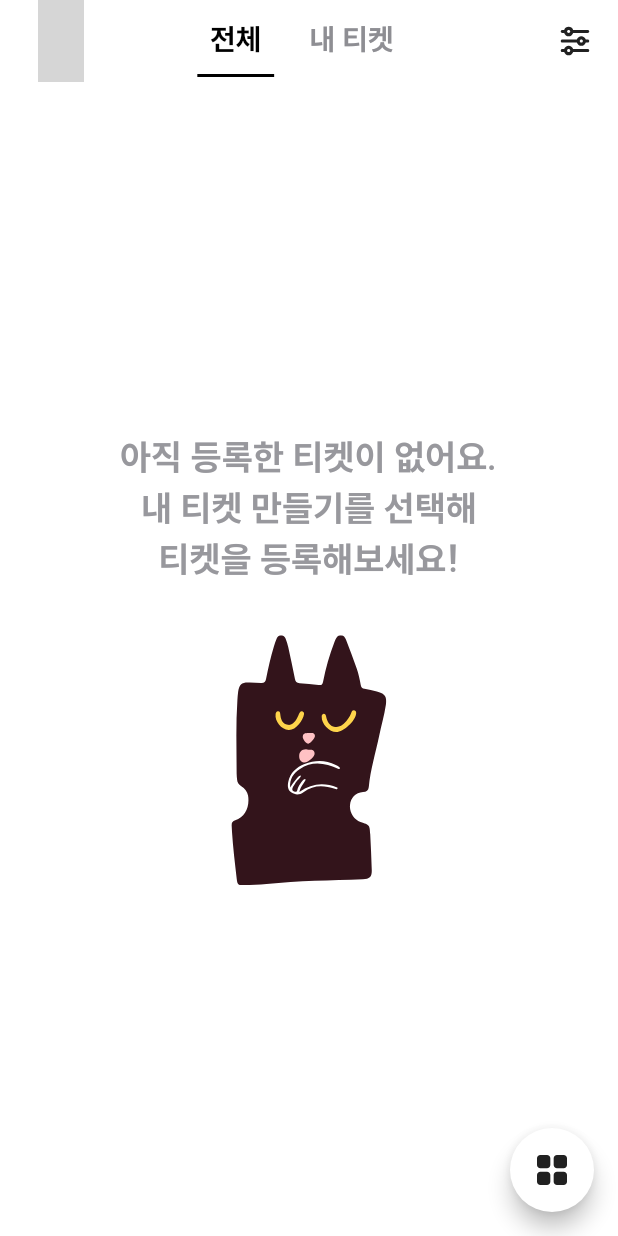
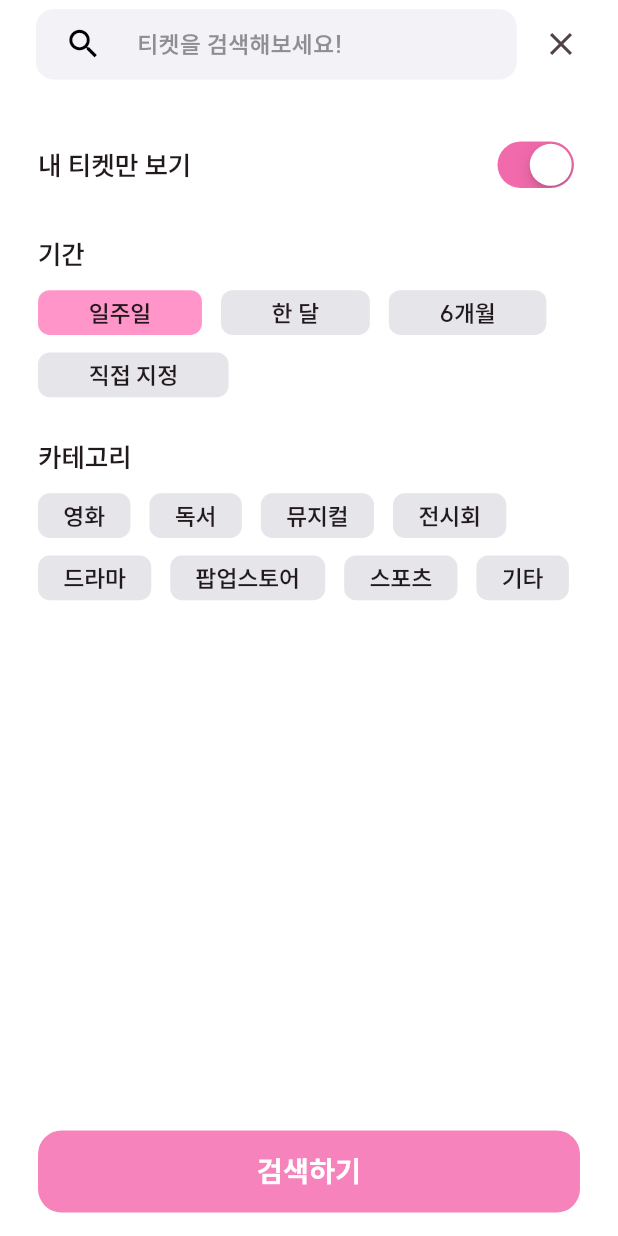
Before and after one commit to potenday-23/ticats_front_old, a Flutter app: the HomeScreen screen opened directly, after a tap on an icon or button, on a phone screen of 412 x 824 dp. Run offline on Flutter 3.47's test engine with Material 2 defaults, Android fonts, the phone set to English and light mode, and no system bars; our stand-ins replace cached_network_image, dio, flutter_cache_manager, flutter_dotenv, flutter_markdown, flutter_rating_bar and 13 more; missing offline and left inert: kakao_flutter_sdk_user, the_apple_sign_in; accounts and stored records are empty; statements that could not run were skipped; project files that could hold a hidden picture were left out; grey boxes are pictures that could not be loaded.

Commit message:
feat: 티켓 검색 기능 추가
Signed-off-by: qwertycvb(HeeRyun, Jin <jins4218@gmail.com>

```diff
--- a/lib/app/config/routes/route_path.dart
+++ b/lib/app/config/routes/route_path.dart
@@ -11,4 +11,6 @@ class RoutePath {
 
   // Main
   static const String main = '/main';
+  static const String ticketSearch = '/ticketSearch';
+  static const String ticketSearchResult = '/ticketSearchResult';
 }
--- a/lib/app/config/routes/routes.dart
+++ b/lib/app/config/routes/routes.dart
@@ -9,6 +9,8 @@ import 'package:tickets/presentation/authentication/view/term_agree_page.dart';
 import 'package:tickets/presentation/authentication/view/term_detail_page.dart';
 import 'package:tickets/presentation/main/controller/main_binding.dart';
 import 'package:tickets/presentation/main/view/main_page.dart';
+import 'package:tickets/presentation/main/view/ticket_search_page.dart';
+import 'package:tickets/presentation/main/view/ticket_search_result_page.dart';
 
 class Routes {
   static List<GetPage> routes = [
@@ -47,5 +49,15 @@ class Routes {
       page: () => const MainPage(),
       binding: HomeBinding(),
     ),
+
+    // Main - Ticket Search
+    GetPage(
+      name: RoutePath.ticketSearch,
+      page: () => const TicketSearchPage(),
+    ),
+    GetPage(
+      name: RoutePath.ticketSearchResult,
+      page: () => const TicketSearchResultPage(),
+    ),
   ];
 }
--- a/lib/presentation/main/controller/main_binding.dart
+++ b/lib/presentation/main/controller/main_binding.dart
@@ -1,4 +1,5 @@
 import 'package:get/get.dart';
+import 'package:tickets/presentation/main/controller/ticket_search_controller.dart';
 
 import 'home_controller.dart';
 import 'main_controller.dart';
@@ -12,5 +13,6 @@ class HomeBinding extends Bindings {
     Get.lazyPut(() => MakeTicketController());
     Get.lazyPut(() => MainController());
     Get.lazyPut(() => TicketController());
+    Get.lazyPut(() => TicketSearchController(), fenix: true);
   }
 }
--- a/lib/presentation/main/controller/ticket_controller.dart
+++ b/lib/presentation/main/controller/ticket_controller.dart
@@ -1,3 +1,5 @@
+// ignore_for_file: unnecessary_cast
+
 import 'package:get/get.dart';
 import 'package:tickets/app/data/builder/dio_builder.dart';
 import 'package:tickets/app/service/auth_service.dart';
@@ -5,6 +7,7 @@ import 'package:tickets/app/service/auth_service.dart';
 import '../data/model/ticket_model.dart';
 
 class TicketController extends GetxController {
+  // Ticket
   RxList<TicketModel> ticketList = <TicketModel>[].obs;
   RxList<TicketModel> myTicketList = <TicketModel>[].obs;
 
--- /dev/null
+++ b/lib/presentation/main/controller/ticket_search_controller.dart
@@ -0,0 +1,64 @@
+import 'package:dio/dio.dart';
+import 'package:flutter/material.dart';
+import 'package:get/get.dart';
+import 'package:intl/intl.dart';
+import 'package:tickets/app/data/builder/dio_builder.dart';
+
+import '../data/model/ticket_model.dart';
+
+class TicketSearchController extends GetxController {
+  RxList<TicketModel> searchResultList = <TicketModel>[].obs;
+
+  // Filter
+  final TextEditingController searchTextController = TextEditingController();
+
+  RxBool isOnlyMyTicket = true.obs;
+
+  RxList<String> categoryList = <String>[].obs;
+
+  RxString dateType = "week".obs;
+  Rx<DateTime> focusedDay = DateTime.now().obs;
+  Rx<DateTime?> rangeStart = (null as DateTime?).obs;
+  Rx<DateTime?> rangeEnd = (null as DateTime?).obs;
+  RxBool isTodayInRange = false.obs;
+
+  RxBool isLoading = false.obs;
+
+  Future<void> searchTicket() async {
+    try {
+      isLoading.value = true;
+
+      final Map<String, dynamic> parameter = {};
+
+      if (searchTextController.text.isNotEmpty) {
+        parameter['search'] = searchTextController.text;
+      }
+
+      if (categoryList.isNotEmpty) {
+        parameter['categorys'] = categoryList.join(',');
+      }
+
+      if (dateType.value == "day") {
+        parameter['start'] = DateFormat("yyyy-MM-dd").format(rangeStart.value!);
+        parameter['end'] = DateFormat("yyyy-MM-dd").format(rangeEnd.value!);
+      } else {
+        parameter['period'] = dateType.value;
+      }
+
+      final response = await TicketsDio().get(
+        isOnlyMyTicket.value ? '/tickets/my' : '/tickets/total',
+        queryParameters: parameter,
+      );
+
+      if (response.statusCode == 200) {
+        searchResultList.assignAll(response.data.map<TicketModel>((e) => TicketModel.fromJson(e)).toList());
+      }
+
+      print(searchResultList);
+    } on DioException catch (e) {
+      print(e.message);
+    } finally {
+      isLoading.value = false;
+    }
+  }
+}
--- a/lib/presentation/main/view/home_screen.dart
+++ b/lib/presentation/main/view/home_screen.dart
@@ -4,6 +4,7 @@ import 'package:flutter_svg/svg.dart';
 import 'package:get/get.dart';
 import 'package:tickets/app/config/app_color.dart';
 import 'package:tickets/app/config/app_typeface.dart';
+import 'package:tickets/app/config/routes/route_path.dart';
 
 import '../controller/home_controller.dart';
 import 'widget/tickets_card_view.dart';
@@ -16,7 +17,7 @@ class HomeScreen extends GetView<HomeController> {
   Widget build(BuildContext context) {
     return Scaffold(
       appBar: AppBar(
-        toolbarHeight: 56.h,
+        toolbarHeight: 56.w,
         leading: Padding(
           padding: EdgeInsets.only(left: 24.w),
           child: SvgPicture.asset('assets/icons/ticats_logo.svg', width: 42.w, height: 42.w),
@@ -47,7 +48,9 @@ class HomeScreen extends GetView<HomeController> {
         actions: [
           Padding(
             padding: const EdgeInsets.only(right: 16.0),
-            child: GestureDetector(onTap: () {}, child: SvgPicture.asset('assets/icons/filter.svg', width: 24.w, height: 24.w)),
+            child: GestureDetector(
+                onTap: () => Get.toNamed(RoutePath.ticketSearch),
+                child: SvgPicture.asset('assets/icons/filter.svg', width: 24.w, height: 24.w)),
           ),
         ],
       ),
--- /dev/null
+++ b/lib/presentation/main/view/ticket_search_page.dart
@@ -0,0 +1,202 @@
+import 'package:flutter/cupertino.dart';
+import 'package:flutter/material.dart';
+import 'package:flutter_screenutil/flutter_screenutil.dart';
+import 'package:get/get.dart';
+import 'package:intl/intl.dart';
+import 'package:tickets/app/config/app_color.dart';
+import 'package:tickets/app/config/app_typeface.dart';
+import 'package:tickets/app/config/routes/route_path.dart';
+import 'package:tickets/presentation/main/data/enum/category.dart';
+
+import '../../widget/tickets_button.dart';
+import '../controller/ticket_search_controller.dart';
+import 'widget/search_calendar_dialog.dart';
+
+class TicketSearchPage extends GetView<TicketSearchController> {
+  const TicketSearchPage({super.key});
+
+  @override
+  Widget build(BuildContext context) {
+    return Scaffold(
+      appBar: AppBar(
+        // Misc
+        automaticallyImplyLeading: false,
+        toolbarHeight: 56.w,
+
+        // Empty leading
+        leadingWidth: 0,
+
+        // Title
+        title: const _FilterTitleTextField(),
+        titleSpacing: 0,
+
+        // Actions
+        actions: [
+          Padding(
+            padding: EdgeInsets.fromLTRB(16.w, 16.h, 24.w, 16.h),
+            child: GestureDetector(
+              onTap: () => Get.back(),
+              child: Icon(Icons.close, size: 24.w),
+            ),
+          ),
+        ],
+      ),
+      body: SafeArea(
+        child: Padding(
+          padding: EdgeInsets.symmetric(horizontal: 24.w),
+          child: Column(
+            crossAxisAlignment: CrossAxisAlignment.start,
+            children: [
+              SizedBox(height: 32.h),
+              Row(
+                mainAxisAlignment: MainAxisAlignment.spaceBetween,
+                children: [
+                  Text("내 티켓만 보기", style: AppTypeFace.smallSemiBold),
+                  Obx(
+                    () => CupertinoSwitch(
+                      activeColor: AppColor.primaryDark,
+                      value: controller.isOnlyMyTicket.value,
+                      onChanged: (value) => controller.isOnlyMyTicket.value = value,
+                    ),
+                  ),
+                ],
+              ),
+              SizedBox(height: 28.h),
+              Text("기간", style: AppTypeFace.smallSemiBold),
+              SizedBox(height: 12.h),
+              Obx(
+                () => Wrap(
+                  spacing: 12.w,
+                  runSpacing: 12.h,
+                  children: [
+                    _FilterChip(
+                      "일주일",
+                      onTap: () {
+                        controller.dateType.value = "week";
+                      },
+                      color: controller.dateType.value == "week" ? null : AppColor.grayE5,
+                    ),
+                    _FilterChip(
+                      "한 달",
+                      onTap: () {
+                        controller.dateType.value = "month";
+                      },
+                      color: controller.dateType.value == "month" ? null : AppColor.grayE5,
+                    ),
+                    _FilterChip(
+                      "6개월",
+                      onTap: () {
+                        controller.dateType.value = "6month";
+                      },
+                      color: controller.dateType.value == "6month" ? null : AppColor.grayE5,
+                    ),
+                    _FilterChip(
+                      controller.dateType.value == "day"
+                          ? "${DateFormat('yy.MM.dd').format(controller.rangeStart.value!)} ~ ${DateFormat('yy.MM.dd').format(controller.rangeEnd.value ?? DateTime.now())}"
+                          : "직접 지정",
+                      onTap: () async {
+                        await showCalendar(context);
+
+                        if (controller.rangeStart.value != null && controller.rangeEnd.value != null) {
+                          controller.dateType.value = "day";
+                        }
+                      },
+                      color: controller.dateType.value == "day" ? null : AppColor.grayE5,
+                    ),
+                  ],
+                ),
+              ),
+              SizedBox(height: 28.h),
+              Text("카테고리", style: AppTypeFace.smallSemiBold),
+              SizedBox(height: 12.h),
+              Obx(
+                () => Wrap(
+                  spacing: 12.w,
+                  runSpacing: 12.h,
+                  children: [
+                    for (CategoryType category in CategoryType.values)
+                      _FilterChip(
+                        category.name,
+                        onTap: () {
+                          if (controller.categoryList.contains(category.name)) {
+                            controller.categoryList.remove(category.name);
+                          } else {
+                            controller.categoryList.add(category.name);
+                          }
+                        },
+                        color: controller.categoryList.contains(category.name) ? null : AppColor.grayE5,
+                        isCategory: true,
+                      ),
+                  ],
+                ),
+              ),
+              const Spacer(),
+              TicketsButton("검색하기", onTap: () async {
+                Get.toNamed(RoutePath.ticketSearchResult);
+                await controller.searchTicket();
+              }, color: AppColor.primaryNormal),
+              SizedBox(height: 16.h),
+            ],
+          ),
+        ),
+      ),
+    );
+  }
+}
+
+class _FilterTitleTextField extends GetView<TicketSearchController> {
+  const _FilterTitleTextField();
+
+  @override
+  Widget build(BuildContext context) {
+    return Padding(
+      padding: const EdgeInsets.only(left: 24.0),
+      child: SizedBox(
+        height: 48.h,
+        child: TextField(
+          controller: controller.searchTextController,
+          decoration: InputDecoration(
+            border: OutlineInputBorder(
+              borderRadius: BorderRadius.circular(12.r),
+              borderSide: BorderSide.none,
+            ),
+            filled: true,
+            fillColor: AppColor.grayF2,
+            hintText: '티켓을 검색해보세요!',
+            hintStyle: AppTypeFace.xsmallSemiBold.copyWith(color: AppColor.gray8E),
+            prefixIconConstraints: BoxConstraints(minWidth: 60.w),
+            prefixIcon: Icon(Icons.search, size: 24.w),
+            prefixIconColor: Colors.black,
+            contentPadding: EdgeInsets.symmetric(horizontal: 24.w, vertical: 11.h),
+          ),
+        ),
+      ),
+    );
+  }
+}
+
+class _FilterChip extends StatelessWidget {
+  const _FilterChip(this.text, {this.color, required this.onTap, this.isCategory = false});
+
+  final String text;
+  final Color? color;
+  final VoidCallback onTap;
+  final bool isCategory;
+
+  @override
+  Widget build(BuildContext context) {
+    return GestureDetector(
+      onTap: onTap,
+      child: Container(
+        decoration: BoxDecoration(
+          borderRadius: BorderRadius.circular(8.r),
+          color: color ?? AppColor.primaryLight,
+        ),
+        child: Padding(
+          padding: EdgeInsets.symmetric(horizontal: isCategory ? 16.w : 32.w, vertical: 4.h),
+          child: Text(text, style: AppTypeFace.xsmallSemiBold),
+        ),
+      ),
+    );
+  }
+}
--- a/pubspec.yaml
+++ b/pubspec.yaml
@@ -35,6 +35,7 @@ dependencies:
   screenshot: ^2.1.0
   share_plus: ^7.2.1
   stacked_card_carousel: ^0.0.4
+  table_calendar: ^3.0.9
   the_apple_sign_in: ^1.1.1
 
 dev_dependencies:
```
Also changed, not shown: lib/presentation/main/view/ticket_search_result_page.dart (added, +190 -0 lines), lib/presentation/main/view/widget/search_calendar_dialog.dart (added, +239 -0 lines), assets/icons/heart.svg (added), assets/icons/heart_fill.svg (added), assets/icons/report.svg (added), pubspec.lock.
